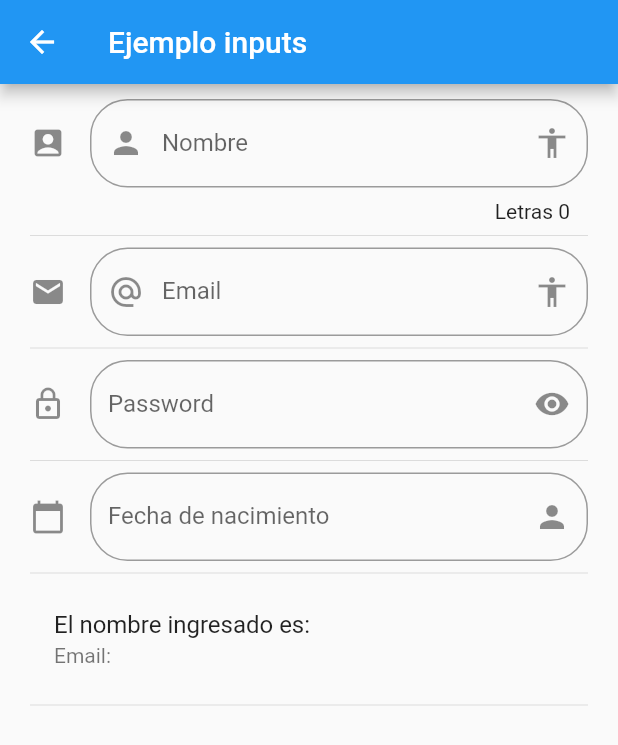
After one commit to sirlucast/componentes, a Flutter app: the screen it shows after launch, after a tap on "inputs", on a phone screen of 412 x 824 dp. The commit adds this screen. Shown: the top 745 px of the screen. Run offline on Flutter 3.47's test engine with Material 2 defaults, Android fonts, the phone set to English and light mode, and no system bars; network calls fail.

Commit message:
Inputs - text input - email input - password input - date input

```diff
--- a/data/menu_opts.json
+++ b/data/menu_opts.json
@@ -20,6 +20,11 @@
             "ruta": "animated",
             "icon": "donut_large",
             "texto": "Animated Container"
+        },
+        {
+            "ruta": "inputs",
+            "icon": "input",
+            "texto": "inputs"
         }
     ]
 }
--- a/lib/main.dart
+++ b/lib/main.dart
@@ -1,6 +1,7 @@
 import 'package:componentes/src/routes/routes.dart';
 import 'package:flutter/material.dart';
 import 'package:componentes/src/pages/home.dart';
+import 'package:flutter_localizations/flutter_localizations.dart';
 
 void main() => runApp(MyApp());
 
@@ -10,6 +11,16 @@ class MyApp extends StatelessWidget {
     return MaterialApp(
       title: 'Componentes App',
       debugShowCheckedModeBanner: false,
+      localizationsDelegates: [
+        // ... app-specific localization delegate[s] here
+        GlobalMaterialLocalizations.delegate,
+        GlobalWidgetsLocalizations.delegate,
+        GlobalCupertinoLocalizations.delegate,
+      ],
+      supportedLocales: [
+        const Locale('es', 'LA'), // Spanish
+        const Locale('en'), // English
+      ],
       initialRoute: '/',
       // Como son pocas rutas, pasa. Pero idealmente hay que trabajar con
       // archivos de rutas independientes.
--- a/lib/src/pages/home.dart
+++ b/lib/src/pages/home.dart
@@ -4,7 +4,6 @@ import 'package:flutter/material.dart';
 
 class HomePage extends StatelessWidget {
   //const HomePage({Key key}) : super(key: key);
-  final _opciones = ['uno', 'dos', 'tres', 'cuatro', 'cinco'];
 
   @override
   Widget build(BuildContext context) {
--- /dev/null
+++ b/lib/src/pages/input_page.dart
@@ -0,0 +1,151 @@
+import 'package:flutter/material.dart';
+import 'package:flutter/services.dart';
+
+class InputPage extends StatefulWidget {
+  InputPage({Key key}) : super(key: key);
+
+  @override
+  _InputPageState createState() => _InputPageState();
+}
+
+class _InputPageState extends State<InputPage> {
+  String _nombre = '';
+  String _email = '';
+  String _password = '';
+  String _fecha = '';
+
+  //controlador de campo de texto de fecha
+  TextEditingController _inputFieldDateController = new TextEditingController();
+
+  @override
+  Widget build(BuildContext context) {
+    return Scaffold(
+      appBar: AppBar(
+        title: Text('Ejemplo inputs'),
+      ),
+      body: ListView(
+        padding: EdgeInsets.symmetric(vertical: 10.0, horizontal: 20.0),
+        children: <Widget>[
+          _crearinput(),
+          Divider(),
+          _crearEmail(),
+          Divider(),
+          _crearPassword(),
+          Divider(),
+          _crearFercha(context),
+          Divider(),
+          _crearPersona(),
+          Divider(),
+        ],
+      ),
+    );
+  }
+
+  Widget _crearinput() {
+    return TextField(
+      onChanged: (valor) {
+        setState(() {
+          _nombre = valor;
+        });
+      },
+      textCapitalization: TextCapitalization.sentences,
+      decoration: InputDecoration(
+        border: OutlineInputBorder(
+          borderRadius: BorderRadius.circular(25),
+        ),
+        counter: Text('Letras ${_nombre.length}'),
+        labelText: 'Nombre',
+        hintText: 'nombre de la persona',
+        suffixIcon: Icon(Icons.accessibility),
+        prefixIcon: Icon(Icons.person),
+        icon: Icon(Icons.account_box),
+      ),
+    );
+  }
+
+  Widget _crearEmail() {
+    return TextField(
+      onChanged: (valor) {
+        setState(() {
+          _email = valor;
+        });
+      },
+      keyboardType: TextInputType.emailAddress,
+      decoration: InputDecoration(
+        border: OutlineInputBorder(
+          borderRadius: BorderRadius.circular(25),
+        ),
+        labelText: 'Email',
+        hintText: 'email de la persona',
+        suffixIcon: Icon(Icons.accessibility),
+        prefixIcon: Icon(Icons.alternate_email),
+        icon: Icon(Icons.email),
+      ),
+    );
+  }
+
+  Widget _crearPersona() {
+    return ListTile(
+      title: Text('El nombre ingresado es: ${_nombre}'),
+      subtitle: Text('Email: ${_email}'),
+    );
+  }
+
+  Widget _crearPassword() {
+    return TextField(
+      onChanged: (valor) {
+        setState(() {
+          _password = valor;
+        });
+      },
+      obscureText: true,
+      decoration: InputDecoration(
+        border: OutlineInputBorder(
+          borderRadius: BorderRadius.circular(25),
+        ),
+        labelText: 'Password',
+        hintText: 'password de la persona',
+        suffixIcon: Icon(Icons.visibility),
+        icon: Icon(Icons.lock_outline),
+      ),
+    );
+  }
+
+  _crearFercha(BuildContext context) {
+    return TextField(
+      // se asigna el controlador de fecha al textField
+      controller: _inputFieldDateController,
+      enableInteractiveSelection: false,
+      onTap: () {
+        // se quita el foco al hacer tap.
+        FocusScope.of(context).requestFocus(new FocusNode());
+        _selectDate(context);
+      },
+      decoration: InputDecoration(
+        border: OutlineInputBorder(
+          borderRadius: BorderRadius.circular(25),
+        ),
+        labelText: 'Fecha de nacimiento',
+        hintText: 'fecha de nacimiento',
+        suffixIcon: Icon(Icons.person),
+        icon: Icon(Icons.calendar_today),
+      ),
+    );
+  }
+
+  void _selectDate(BuildContext context) async {
+    DateTime picked = await showDatePicker(
+      context: context,
+      initialDate: DateTime.now(),
+      firstDate: new DateTime(1990, 01, 01),
+      lastDate: new DateTime.now(),
+      locale: Locale('es', 'LA'),
+    );
+    if (picked != null) {
+      setState(() {
+        _fecha = picked.toString();
+        _inputFieldDateController.text = _fecha;
+      });
+    }
+  }
+}
--- a/lib/src/routes/routes.dart
+++ b/lib/src/routes/routes.dart
@@ -1,10 +1,11 @@
-import 'package:componentes/src/pages/animated_container.dart';
-import 'package:componentes/src/pages/card_page.dart';
 import 'package:flutter/material.dart';
 
 import 'package:componentes/src/pages/home.dart';
 import 'package:componentes/src/pages/alert_page.dart';
 import 'package:componentes/src/pages/avatar_page.dart';
+import 'package:componentes/src/pages/animated_container.dart';
+import 'package:componentes/src/pages/card_page.dart';
+import 'package:componentes/src/pages/input_page.dart';
 
 // Metodo que retorna mapa de rutas
 
@@ -15,5 +16,6 @@ Map<String, WidgetBuilder> getApplicationRoutes() {
     'avatar': (BuildContext context) => AvatarPage(),
     'card': (BuildContext context) => CardPage(),
     'animated': (BuildContext context) => AnimatedContainerPage(),
+    'inputs': (BuildContext context) => InputPage(),
   };
 }
--- a/lib/src/utils/icono_string_util.dart
+++ b/lib/src/utils/icono_string_util.dart
@@ -5,6 +5,7 @@ final _icons = <String, IconData>{
   'accessibility': Icons.accessibility,
   'folder_open': Icons.folder_open,
   'donut_large': Icons.donut_large,
+  'input': Icons.input,
 };
 
 Icon geticon(String iconName) {
--- a/pubspec.yaml
+++ b/pubspec.yaml
@@ -18,6 +18,8 @@ environment:
 
 dependencies:
   flutter:
+    sdk: flutter
+  flutter_localizations:
     sdk: flutter
 
   # The following adds the Cupertino Icons font to your application.
```
Also changed, not shown: pubspec.lock.
